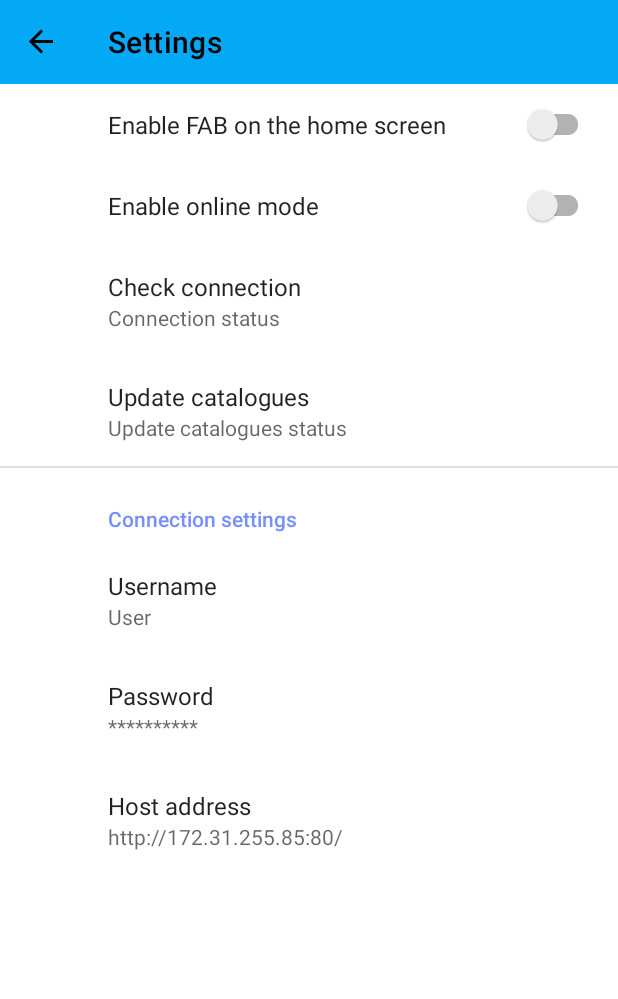
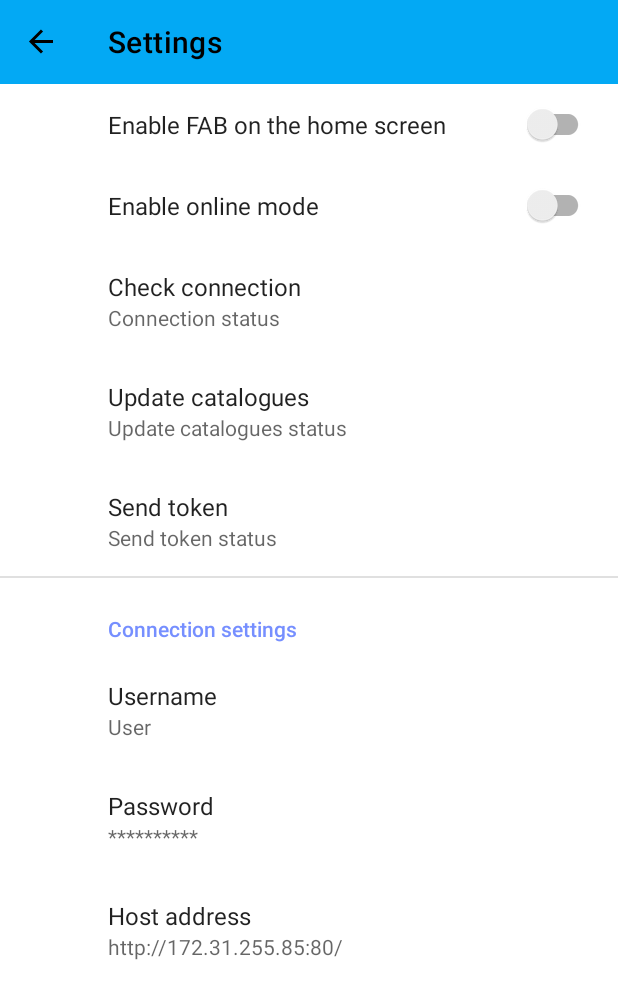
Before and after one commit to Ango1eiro/ERP_Mobile_3, an Android app: the SettingsFragment screen opened through its navigation route, on a phone screen of 412 x 824 dp. Shown: the top 999 px of the screen. Run offline under Robolectric (Android 15) with nearby library versions, the phone set to English and light mode, and no system bars; our stand-ins replace Dagger/Hilt's generated code, Room's generated code, androidx.preference, data binding, navigation-ui; libraries missing offline, so code that uses them is left out: com.anychart, com.anychart.chart, com.anychart.charts, com.anychart.core, com.anychart.enums and 1 more; 1 statement that could not run was skipped.

Commit message:
erp_mobile 3.0.30 Firebase messaging implementation

```diff
--- a/src/main/java/com/rogoznyak/erp_mobile_3/home/HomeFragment.kt
+++ b/src/main/java/com/rogoznyak/erp_mobile_3/home/HomeFragment.kt
@@ -1,14 +1,32 @@
 package com.rogoznyak.erp_mobile_3.home
 
+import android.R.attr.data
+import android.app.NotificationChannel
+import android.app.NotificationManager
+import android.graphics.Color
+import android.os.Build
 import android.os.Bundle
+import android.renderscript.Sampler
+import android.util.Log
 import android.view.LayoutInflater
 import android.view.View
 import android.view.ViewGroup
 import androidx.fragment.app.Fragment
 import androidx.lifecycle.Observer
 import androidx.lifecycle.ViewModelProviders
-import androidx.navigation.findNavController
-import androidx.preference.PreferenceManager
+import com.anychart.APIlib
+import com.anychart.AnyChart
+import com.anychart.AnyChart.cartesian
+import com.anychart.AnyChart.column
+import com.anychart.chart.common.dataentry.DataEntry
+import com.anychart.chart.common.dataentry.ValueDataEntry
+import com.anychart.charts.Cartesian
+import com.anychart.core.cartesian.series.Column
+import com.anychart.enums.Anchor
+import com.anychart.enums.HoverMode
+import com.anychart.enums.Position
+import com.anychart.enums.TooltipPositionMode
+import com.google.firebase.iid.FirebaseInstanceId
 import com.rogoznyak.erp_mobile_3.R
 import com.rogoznyak.erp_mobile_3.databinding.HomeFragmentBinding
 
@@ -34,11 +52,44 @@ class HomeFragment : Fragment() {
                 }
             })
 
-        if (viewModel.sharedPreferences.getBoolean("enableFabOnMain",true)) binding.fab.show()
+        if (viewModel.sharedPreferences.getBoolean("enableFabOnMain", true)) binding.fab.show()
         else binding.fab.hide()
 
 
+        createChannel(
+            getString(R.string.notification_channel_id),
+            getString(R.string.notification_channel_name)
+        )
 
         return binding.root
     }
+
+    private fun createChannel(channelId: String, channelName: String) {
+        // TODO: Step 1.6 START create a channel
+        if (Build.VERSION.SDK_INT >= Build.VERSION_CODES.O) {
+            // Create channel to show notifications.
+            val notificationChannel = NotificationChannel(
+                channelId,
+                channelName,
+                // TODO: Step 2.4 change importance
+                NotificationManager.IMPORTANCE_HIGH
+            )
+                // TODO: Step 2.6 disable badges for this channel
+                .apply {
+                    setShowBadge(false)
+                }
+
+            notificationChannel.enableLights(true)
+            notificationChannel.lightColor = Color.RED
+            notificationChannel.enableVibration(true)
+//            notificationChannel.description = getString(R.string.breakfast_notification_channel_description)
+
+            val notificationManager = requireActivity().getSystemService(
+                NotificationManager::class.java
+            )
+            notificationManager.createNotificationChannel(notificationChannel)
+
+        }
+        // TODO: Step 1.6 END create channel
+    }
 }
--- a/src/main/java/com/rogoznyak/erp_mobile_3/network/NetworkEntities.kt
+++ b/src/main/java/com/rogoznyak/erp_mobile_3/network/NetworkEntities.kt
@@ -19,3 +19,7 @@ data class NetworkTask(
     val user: String,
     val description: String
 )
+
+data class NetworkToken(
+    val token: String
+)
--- a/src/main/java/com/rogoznyak/erp_mobile_3/network/Todo.kt
+++ b/src/main/java/com/rogoznyak/erp_mobile_3/network/Todo.kt
@@ -55,6 +55,9 @@ interface Webservice {
 
     @POST("erp_anit/hs/erp_mobile_app/task")
     suspend fun sendTask(@Body networkTask: NetworkTask): Todo
+
+    @POST("erp_anit/hs/erp_mobile_app/setToken")
+    suspend fun setToken(@Body networkToken: NetworkToken): Todo
 
 }
 
@@ -249,6 +252,10 @@ class TodoRepository {
         }
     }
 
+    suspend fun setToken(networkToken: NetworkToken) : Todo {
+        return client.setToken(networkToken)
+    }
+
 
 }
 
--- a/src/main/java/com/rogoznyak/erp_mobile_3/settings/SettingsFragmentViewModel.kt
+++ b/src/main/java/com/rogoznyak/erp_mobile_3/settings/SettingsFragmentViewModel.kt
@@ -4,6 +4,8 @@ import androidx.lifecycle.LiveData
 import androidx.lifecycle.MutableLiveData
 import androidx.lifecycle.ViewModel
 import androidx.lifecycle.liveData
+import com.rogoznyak.erp_mobile_3.firebase.MyFirebaseMessagingService
+import com.rogoznyak.erp_mobile_3.network.NetworkToken
 import com.rogoznyak.erp_mobile_3.network.Todo
 import com.rogoznyak.erp_mobile_3.network.TodoRepository
 import com.rogoznyak.erp_mobile_3.network.UpdateStatus
@@ -25,12 +27,22 @@ class SettingsFragmentViewModel : ViewModel() {
 
     suspend fun getConnectionStatus() = repository.getTodo(2).title
 
+    suspend fun sendToken(Token : String) = repository.setToken(NetworkToken(Token))
+
     private val _updateStatusNeedsUpdate = MutableLiveData<Boolean>()
     val updateStatusNeedsUpdate: LiveData<Boolean>
         get() = _updateStatusNeedsUpdate
 
     fun setUpdateStatusNeedsUpdate(Status: Boolean) {
         _updateStatusNeedsUpdate.value = Status
+    }
+
+    private val _sendTokenNeedsUpdate = MutableLiveData<Boolean>()
+    val sendTokenNeedsUpdate: LiveData<Boolean>
+        get() = _sendTokenNeedsUpdate
+
+    fun setSendTokenNeedsUpdate(Status: Boolean) {
+        _sendTokenNeedsUpdate.value = Status
     }
 
     suspend fun getUpdateStatus() = repository.updateCatalogues()
--- a/src/main/res/values/strings.xml
+++ b/src/main/res/values/strings.xml
@@ -35,4 +35,9 @@
     <string name="user_name_default">Default user name</string>
     <string name="label_task_fragment">Task</string>
     <string name="title_search">Search</string>
+    <string name="notification_channel_id" translatable="false">fcm_default_channel</string>
+    <string name="notification_channel_name" translatable="false">firebase</string>
+    <string name="notification_title" translatable="false">firebase_title</string>
+    <string name="setting_send_token">Send token</string>
+    <string name="setting_send_token_status">Send token status</string>
 </resources>
--- a/src/main/res/xml/preferences.xml
+++ b/src/main/res/xml/preferences.xml
@@ -18,6 +18,10 @@
         app:key="updateCatalogues"
         app:title="@string/setting_update_catalogues"
         app:summary="@string/setting_update_catalogues_status"/>
+    <Preference
+        app:key="sendToken"
+        app:title="@string/setting_send_token"
+        app:summary="@string/setting_send_token_status"/>
     <PreferenceCategory
         android:title="@string/setting_connection_settings">
 
```
Also changed, not shown: build.gradle (+40 -1 lines), src/main/AndroidManifest.xml (+21 -0 lines), src/main/java/com/rogoznyak/erp_mobile_3/settings/SettingsFragment.kt (+26 -0 lines), src/main/res/layout/home_fragment.xml (+16 -7 lines), 1 other file.
